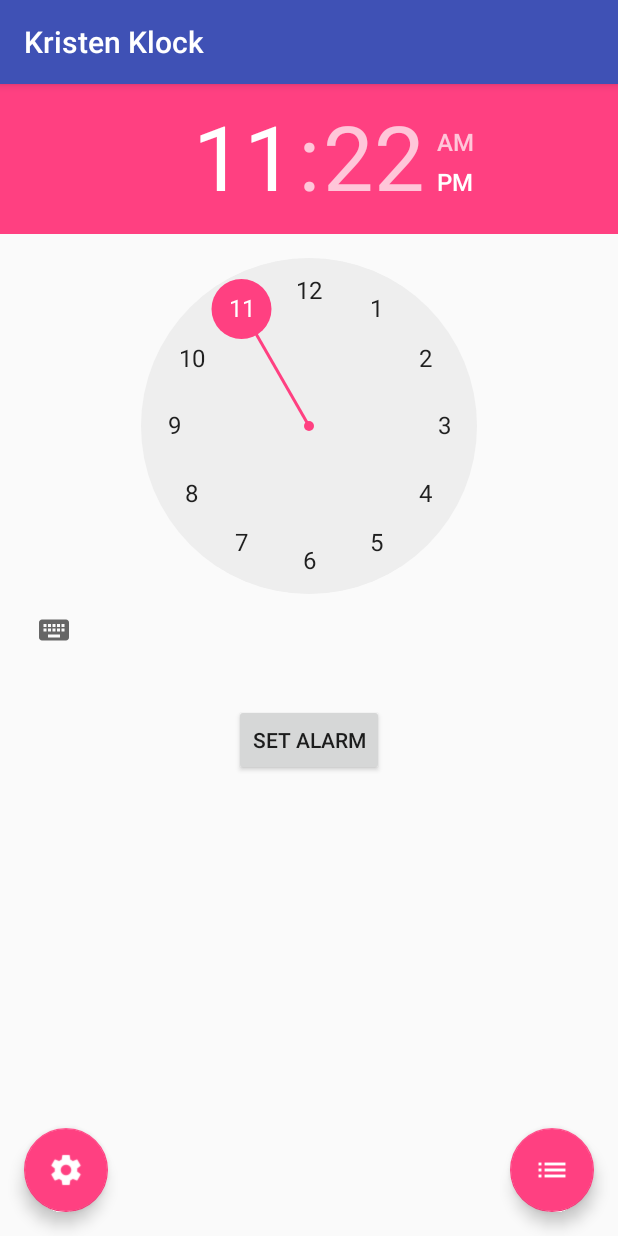
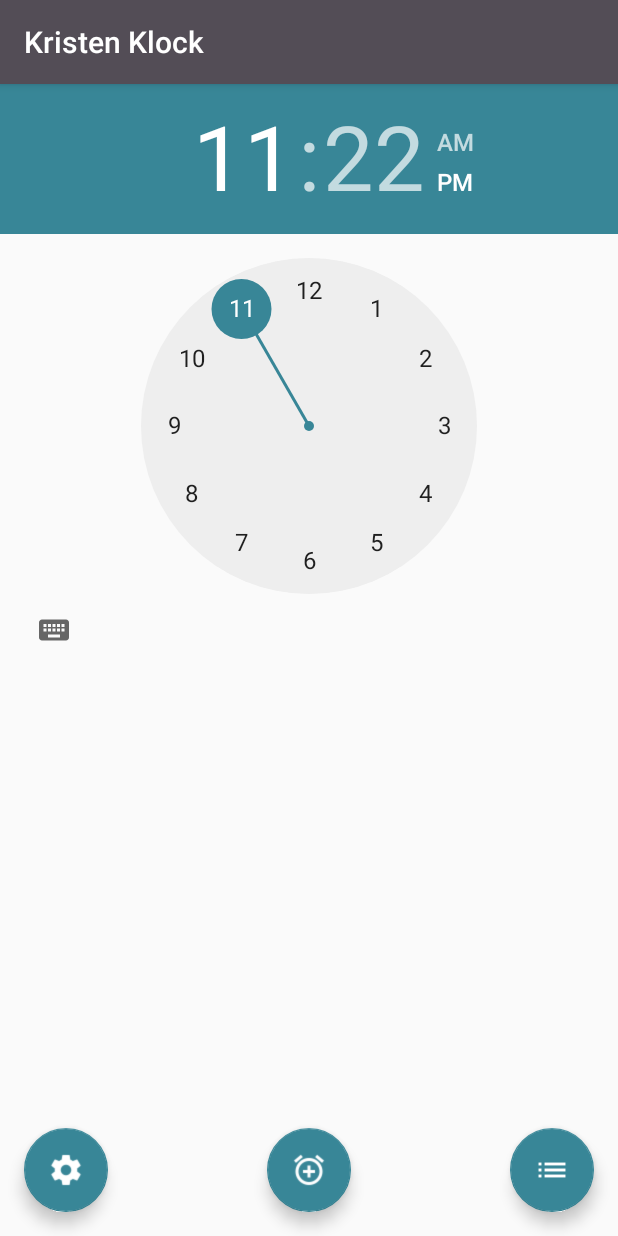
Before and after one commit to sifron/KristenKlock, an Android app: the screen it shows after launch (MainActivity), on a phone screen of 412 x 824 dp. Run offline under Robolectric (Android 15) with nearby library versions, the phone set to English and light mode, and no system bars.

Commit message:
updated UI

```diff
--- a/app/src/main/java/tech/anora/kristenklock/MainActivity.java
+++ b/app/src/main/java/tech/anora/kristenklock/MainActivity.java
@@ -9,6 +9,7 @@ import android.os.Bundle;
 import android.util.Log;
 import android.view.Gravity;
 import android.view.View;
+import android.view.Window;
 import android.widget.TimePicker;
 import android.widget.Toast;
 
@@ -33,6 +34,7 @@ public class MainActivity extends AppCompatActivity {
         setContentView(R.layout.activity_main);
 
         alarms = new ArrayList<SensorAlarm>();
+        light_threshold = 200.0;
 
         context = this.getApplicationContext();
         alarmMgr = (AlarmManager) this.getSystemService(ALARM_SERVICE);
@@ -100,7 +102,7 @@ public class MainActivity extends AppCompatActivity {
         int duration = Toast.LENGTH_SHORT;
 
         Toast toast = Toast.makeText(context, text, duration);
-        toast.setGravity(Gravity.BOTTOM, 0, 66);
+        toast.setGravity(Gravity.BOTTOM, 0, 245);
         toast.show();
     }
 
--- a/app/src/main/res/layout/activity_main.xml
+++ b/app/src/main/res/layout/activity_main.xml
@@ -13,15 +13,12 @@
         android:layout_width="wrap_content"
         android:layout_height="wrap_content"></TimePicker>
 
-    <Button
-        android:text="Set Alarm"
-        android:id="@+id/set"
-        android:layout_marginTop="25dp"
-        android:layout_below="@+id/timePicker"
-        android:layout_centerInParent="true"
-        android:layout_width="wrap_content"
-        android:layout_height="wrap_content"
-        android:onClick="setAlarm"/>
+    <!--<SeekBar-->
+        <!--android:layout_centerInParent="true"-->
+        <!--android:layout_width="150dp"-->
+        <!--android:layout_height="wrap_content"-->
+        <!--android:layout_below="@+id/timePicker"-->
+        <!--android:layout_marginTop="40dp"/>-->
 
     <android.support.design.widget.CoordinatorLayout
         android:id="@+id/main_content"
@@ -44,6 +41,15 @@
         <android.support.design.widget.FloatingActionButton
             android:layout_width="wrap_content"
             android:layout_height="wrap_content"
+            android:layout_gravity="bottom|center"
+            android:layout_margin="16dp"
+            app:layout_anchorGravity="bottom|center"
+            android:src="@drawable/ic_alarm_add_white_24dp"
+            android:onClick="setAlarm"/>
+
+        <android.support.design.widget.FloatingActionButton
+            android:layout_width="wrap_content"
+            android:layout_height="wrap_content"
             android:layout_gravity="bottom|right|end"
             android:layout_margin="16dp"
             app:layout_anchorGravity="bottom|right|end"
--- a/app/src/main/res/values/colors.xml
+++ b/app/src/main/res/values/colors.xml
@@ -1,6 +1,6 @@
 <?xml version="1.0" encoding="utf-8"?>
 <resources>
-    <color name="colorPrimary">#3F51B5</color>
-    <color name="colorPrimaryDark">#303F9F</color>
-    <color name="colorAccent">#FF4081</color>
+    <color name="colorPrimary">#534D56</color>
+    <color name="colorPrimaryDark">#534D56</color>
+    <color name="colorAccent">#388697</color>
 </resources>
```
